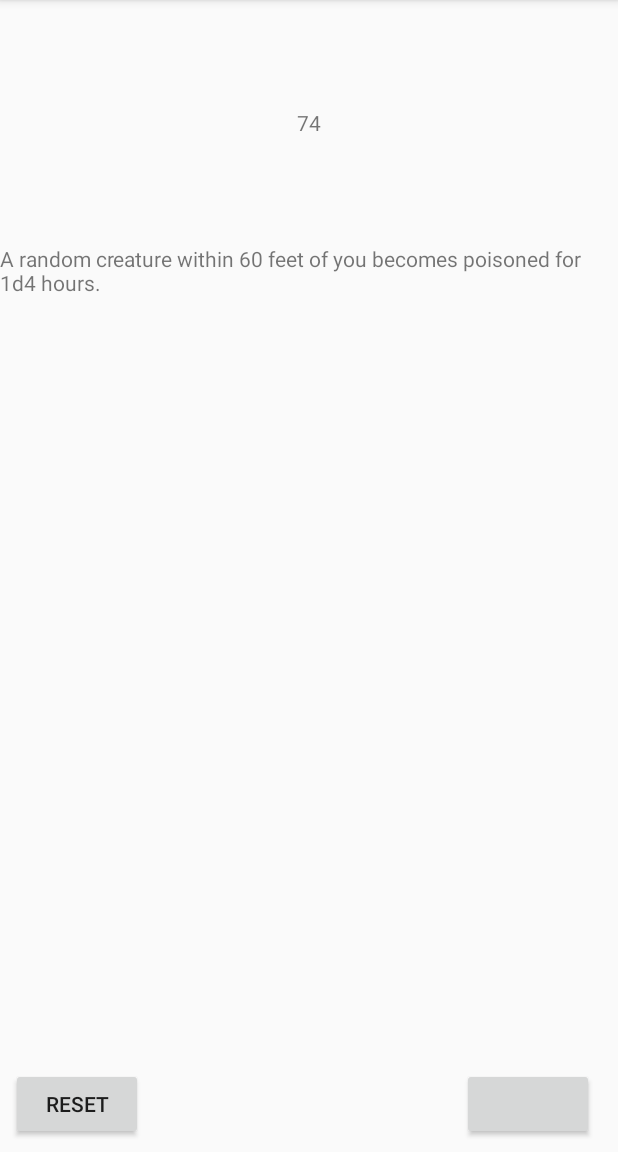
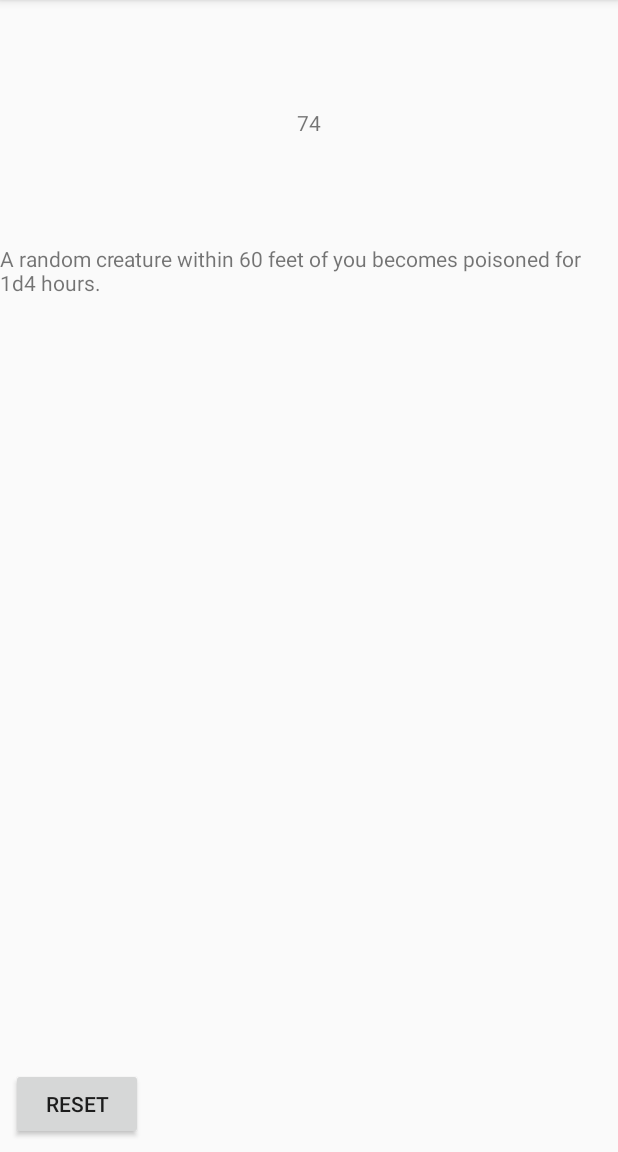
Before and after one commit to santicna/WildSurgeRoll, an Android app: the screen it shows after launch (MainActivity), after a tap on "BUTTON", on a phone screen of 412 x 824 dp, the part 84-1236 px from its top. Run offline under Robolectric (Android 15) with nearby library versions, the phone set to English and light mode, and no system bars.

Commit message:
Fix bottom buttons visibility.

```diff
--- a/app/src/main/res/layout/activity_main.xml
+++ b/app/src/main/res/layout/activity_main.xml
@@ -50,7 +50,7 @@
         android:layout_height="wrap_content"
         android:layout_marginBottom="8dp"
         android:text="Reset"
-        android:visibility="visible"
+        android:visibility="invisible"
         app:layout_constraintBottom_toBottomOf="parent"
         app:layout_constraintHorizontal_bias="0.023"
         app:layout_constraintLeft_toLeftOf="parent"
@@ -63,6 +63,7 @@
         android:layout_marginBottom="8dp"
         android:layout_marginEnd="16dp"
         android:layout_marginStart="8dp"
+        android:visibility="invisible"
         app:layout_constraintBottom_toBottomOf="parent"
         app:layout_constraintEnd_toEndOf="parent"
         app:layout_constraintHorizontal_bias="1.0"
```
